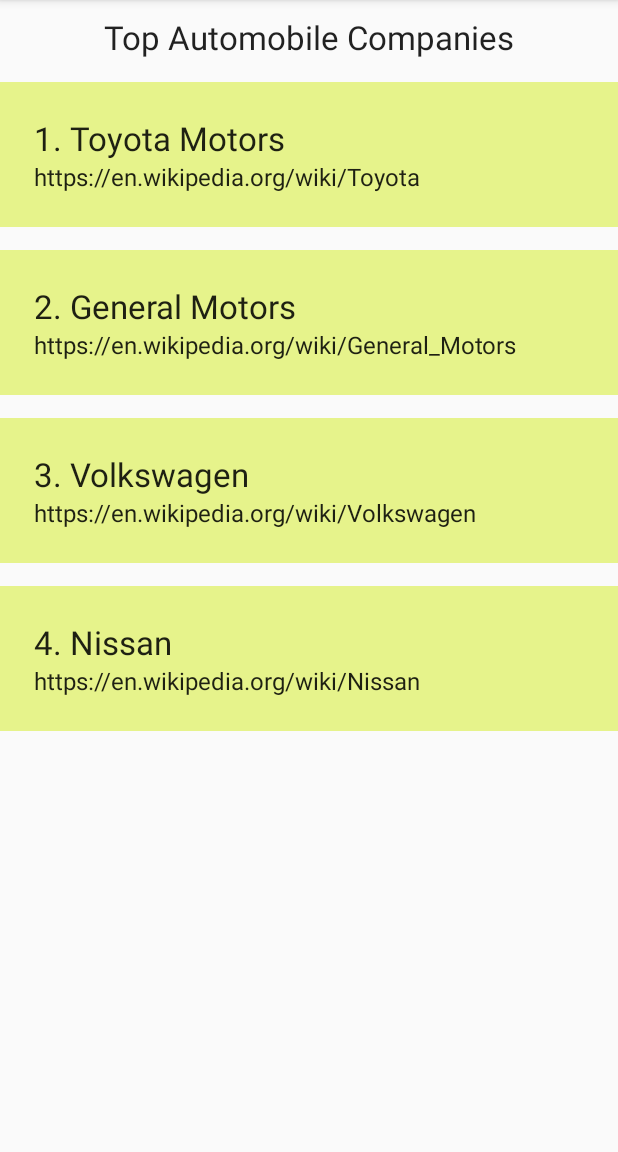
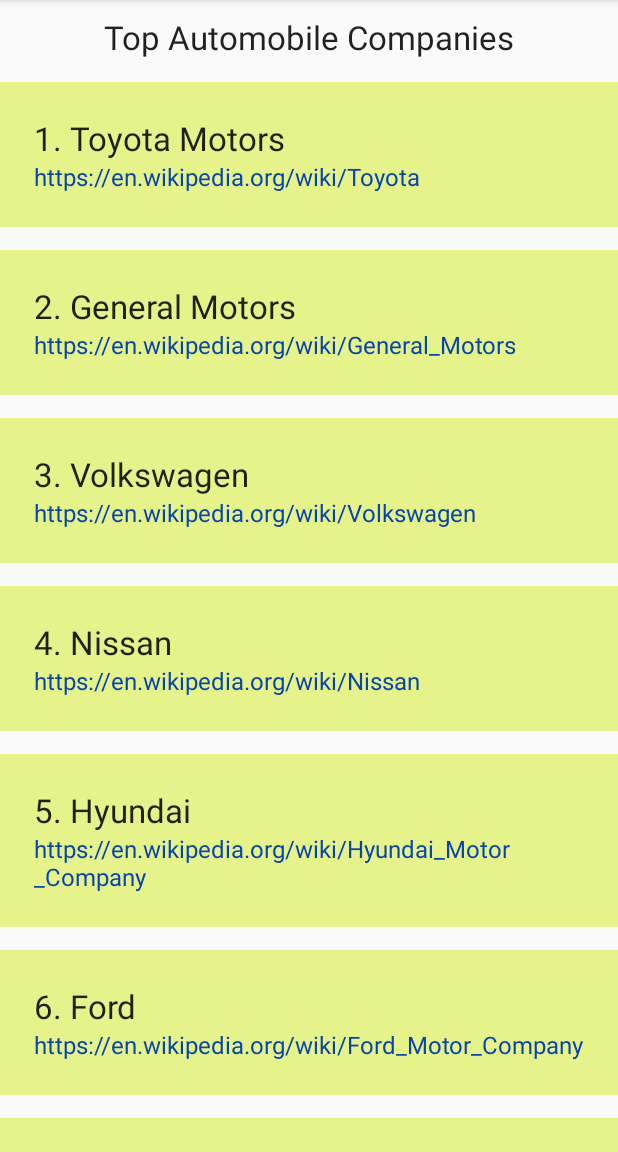
Before and after one commit to shreyaspadhye3011/AndroidProjects, an Android app: the screen it shows after launch (MainActivity), on a phone screen of 412 x 824 dp, the part 84-1236 px from its top. Run offline under Robolectric (Android 15) with nearby library versions, the phone set to English and light mode, and no system bars.

Commit message:
Completed assignment w2

```diff
--- a/MobileLab1/app/src/main/java/tech/kwikly/mobilelab1/MainActivity.java
+++ b/MobileLab1/app/src/main/java/tech/kwikly/mobilelab1/MainActivity.java
@@ -59,5 +59,38 @@ public class MainActivity extends AppCompatActivity {
                 startActivity(intent);
             }
         });
+
+        LinearLayout hyundai = (LinearLayout)findViewById(R.id.hyundai);
+        hyundai.setOnClickListener(new View.OnClickListener() {
+            @Override
+            public void onClick(View view) {
+                Toast.makeText(MainActivity.this, "Opening Hyundai Wiki", Toast.LENGTH_SHORT).show();
+                Intent intent = new Intent(getApplicationContext(), WebViewClass.class);
+                intent.putExtra("URL", "https://en.wikipedia.org/wiki/Hyundai_Motor_Company");
+                startActivity(intent);
+            }
+        });
+
+        LinearLayout fordView = (LinearLayout)findViewById(R.id.ford);
+        fordView.setOnClickListener(new View.OnClickListener() {
+            @Override
+            public void onClick(View view) {
+                Toast.makeText(MainActivity.this, "Opening Ford Wiki", Toast.LENGTH_SHORT).show();
+                Intent intent = new Intent(getApplicationContext(), WebViewClass.class);
+                intent.putExtra("URL", "https://en.wikipedia.org/wiki/Ford_Motor_Company");
+                startActivity(intent);
+            }
+        });
+
+        LinearLayout hondaView = (LinearLayout)findViewById(R.id.honda);
+        hondaView.setOnClickListener(new View.OnClickListener() {
+            @Override
+            public void onClick(View view) {
+                Toast.makeText(MainActivity.this, "Opening Honda Wiki", Toast.LENGTH_SHORT).show();
+                Intent intent = new Intent(getApplicationContext(), WebViewClass.class);
+                intent.putExtra("URL", "https://en.wikipedia.org/wiki/Honda");
+                startActivity(intent);
+            }
+        });
     }
 }
--- a/MobileLab1/app/src/main/res/layout/linear_layout.xml
+++ b/MobileLab1/app/src/main/res/layout/linear_layout.xml
@@ -1,5 +1,5 @@
 <?xml version="1.0" encoding="utf-8"?>
-<LinearLayout xmlns:android="http://schemas.android.com/apk/res/android"
+<ScrollView xmlns:android="http://schemas.android.com/apk/res/android"
     xmlns:app="http://schemas.android.com/apk/res-auto"
     xmlns:tools="http://schemas.android.com/tools"
     android:layout_width="match_parent"
@@ -7,6 +7,11 @@
     android:orientation="vertical"
     tools:context=".MainActivity">
 
+    <LinearLayout
+        android:layout_height="match_parent"
+        android:layout_width="match_parent"
+        android:orientation="vertical"
+        android:paddingBottom="12dp">
         <TextView
             android:layout_width="wrap_content"
             android:layout_height="wrap_content"
@@ -22,13 +27,6 @@
             android:background="@color/colorCustom"
             android:padding="15dp"
             android:id="@+id/toyota">
-
-        <!--<Button-->
-            <!--android:id="@+id/button2"-->
-            <!--android:layout_width="wrap_content"-->
-            <!--android:layout_height="match_parent"-->
-            <!--android:text="1"-->
-            <!--android:enabled="false"/>-->
 
             <LinearLayout
                 android:layout_width="wrap_content"
@@ -46,6 +44,7 @@
                     android:layout_width="wrap_content"
                     android:layout_height="wrap_content"
                     android:text="https://en.wikipedia.org/wiki/Toyota"
+                    android:textColor="#0645AD"
                     android:textAppearance="@style/TextAppearance.AppCompat.Subhead" />
 
             </LinearLayout>
@@ -58,13 +57,6 @@
             android:background="@color/colorCustom"
             android:padding="15dp"
             android:id="@+id/gm">
-
-        <!--<Button-->
-            <!--android:id="@+id/button3"-->
-            <!--android:layout_width="wrap_content"-->
-            <!--android:layout_height="match_parent"-->
-            <!--android:text="2"-->
-            <!--android:enabled="false"/>-->
 
             <LinearLayout
                 android:layout_width="wrap_content"
@@ -82,6 +74,7 @@
                     android:layout_width="wrap_content"
                     android:layout_height="wrap_content"
                     android:text="https://en.wikipedia.org/wiki/General_Motors"
+                    android:textColor="#0645AD"
                     android:textAppearance="@style/TextAppearance.AppCompat.Subhead" />
 
             </LinearLayout>
@@ -94,13 +87,6 @@
             android:background="@color/colorCustom"
             android:padding="15dp"
             android:id="@+id/volks">
-
-        <!--<Button-->
-            <!--android:id="@+id/volksbtn"-->
-            <!--android:layout_width="wrap_content"-->
-            <!--android:layout_height="match_parent"-->
-            <!--android:text="3"-->
-            <!--android:enabled="false"/>-->
 
             <LinearLayout
                 android:layout_width="wrap_content"
@@ -118,6 +104,7 @@
                     android:layout_width="wrap_content"
                     android:layout_height="wrap_content"
                     android:text="https://en.wikipedia.org/wiki/Volkswagen"
+                    android:textColor="#0645AD"
                     android:textAppearance="@style/TextAppearance.AppCompat.Subhead" />
 
             </LinearLayout>
@@ -130,13 +117,6 @@
             android:background="@color/colorCustom"
             android:padding="15dp"
             android:id="@+id/nissan">
-
-        <!--<Button-->
-            <!--android:id="@+id/nissanbtn"-->
-            <!--android:layout_width="wrap_content"-->
-            <!--android:layout_height="match_parent"-->
-            <!--android:text="3"-->
-            <!--android:enabled="false"/>-->
 
             <LinearLayout
                 android:layout_width="wrap_content"
@@ -154,8 +134,102 @@
                     android:layout_width="wrap_content"
                     android:layout_height="wrap_content"
                     android:text="https://en.wikipedia.org/wiki/Nissan"
+                    android:textColor="#0645AD"
                     android:textAppearance="@style/TextAppearance.AppCompat.Subhead" />
 
             </LinearLayout>
         </LinearLayout>
+
+        <LinearLayout
+            android:layout_width="match_parent"
+            android:layout_height="wrap_content"
+            android:layout_marginTop="15dp"
+            android:background="@color/colorCustom"
+            android:padding="15dp"
+            android:id="@+id/hyundai">
+
+            <LinearLayout
+                android:layout_width="wrap_content"
+                android:layout_height="match_parent"
+                android:orientation="vertical"
+                android:padding="7dp">
+
+                <TextView
+                    android:layout_width="wrap_content"
+                    android:layout_height="wrap_content"
+                    android:text="5. Hyundai"
+                    android:textAppearance="@style/TextAppearance.AppCompat.Large" />
+
+                <TextView
+                    android:layout_width="wrap_content"
+                    android:layout_height="wrap_content"
+                    android:text="https://en.wikipedia.org/wiki/Hyundai_Motor_Company"
+                    android:textColor="#0645AD"
+                    android:textAppearance="@style/TextAppearance.AppCompat.Subhead" />
+
             </LinearLayout>
+        </LinearLayout>
+
+        <LinearLayout
+            android:layout_width="match_parent"
+            android:layout_height="wrap_content"
+            android:layout_marginTop="15dp"
+            android:background="@color/colorCustom"
+            android:padding="15dp"
+            android:id="@+id/ford">
+
+            <LinearLayout
+                android:layout_width="wrap_content"
+                android:layout_height="match_parent"
+                android:orientation="vertical"
+                android:padding="7dp">
+
+                <TextView
+                    android:layout_width="wrap_content"
+                    android:layout_height="wrap_content"
+                    android:text="6. Ford"
+                    android:textAppearance="@style/TextAppearance.AppCompat.Large" />
+
+                <TextView
+                    android:layout_width="wrap_content"
+                    android:layout_height="wrap_content"
+                    android:text="https://en.wikipedia.org/wiki/Ford_Motor_Company"
+                    android:textColor="#0645AD"
+                    android:textAppearance="@style/TextAppearance.AppCompat.Subhead" />
+
+            </LinearLayout>
+        </LinearLayout>
+
+        <LinearLayout
+            android:layout_width="match_parent"
+            android:layout_height="wrap_content"
+            android:layout_marginTop="15dp"
+            android:background="@color/colorCustom"
+            android:padding="15dp"
+            android:id="@+id/honda">
+
+            <LinearLayout
+                android:layout_width="wrap_content"
+                android:layout_height="match_parent"
+                android:orientation="vertical"
+                android:padding="7dp">
+
+                <TextView
+                    android:layout_width="wrap_content"
+                    android:layout_height="wrap_content"
+                    android:text="7. Honda"
+                    android:textAppearance="@style/TextAppearance.AppCompat.Large"
+                    />
+
+                <TextView
+                    android:layout_width="wrap_content"
+                    android:layout_height="wrap_content"
+                    android:text="https://en.wikipedia.org/wiki/Honda"
+                    android:textAppearance="@style/TextAppearance.AppCompat.Subhead"
+                    android:textColor="#0645AD"
+                    />
+
+            </LinearLayout>
+        </LinearLayout>
+    </LinearLayout>
+</ScrollView>
```
Also changed, not shown: MobileLab1/app/src/main/res/drawable/appicon.png (added), MobileLab1/app/src/main/res/drawable/nissan.png (deleted). Lines whose indentation alone changed are shown as unchanged.
